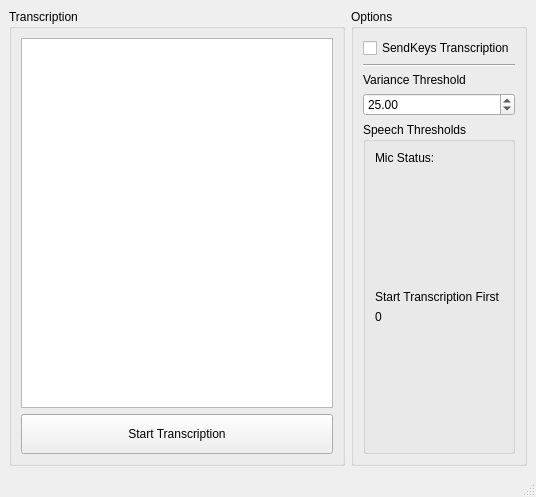
Before: the Qt Designer form qt/interface.ui in JohnCiubuc/whisper_real_time, drawn with Qt 5.
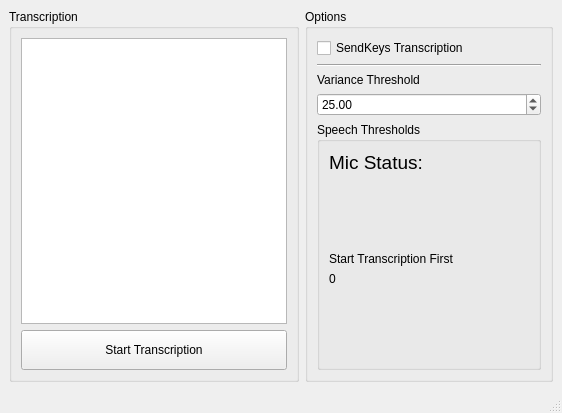
After: the same form once the commit is applied.

The edit to the form file:
```diff
--- a/qt/interface.ui
+++ b/qt/interface.ui
@@ -6,8 +6,8 @@
    <rect>
     <x>0</x>
     <y>0</y>
-    <width>536</width>
-    <height>497</height>
+    <width>562</width>
+    <height>413</height>
    </rect>
   </property>
   <property name="windowTitle">
@@ -97,6 +97,11 @@
          <layout class="QGridLayout" name="gridLayout_2">
           <item row="0" column="0">
            <widget class="QLabel" name="label_2">
+            <property name="font">
+             <font>
+              <pointsize>14</pointsize>
+             </font>
+            </property>
             <property name="text">
              <string>Mic Status:</string>
             </property>
@@ -130,6 +135,17 @@
           </item>
           <item row="0" column="1">
            <widget class="QLabel" name="label_mic">
+            <property name="minimumSize">
+             <size>
+              <width>100</width>
+              <height>0</height>
+             </size>
+            </property>
+            <property name="font">
+             <font>
+              <pointsize>14</pointsize>
+             </font>
+            </property>
             <property name="text">
              <string/>
             </property>
```
Left out of the diff: 2 changed lines with no effect on the pictures.
